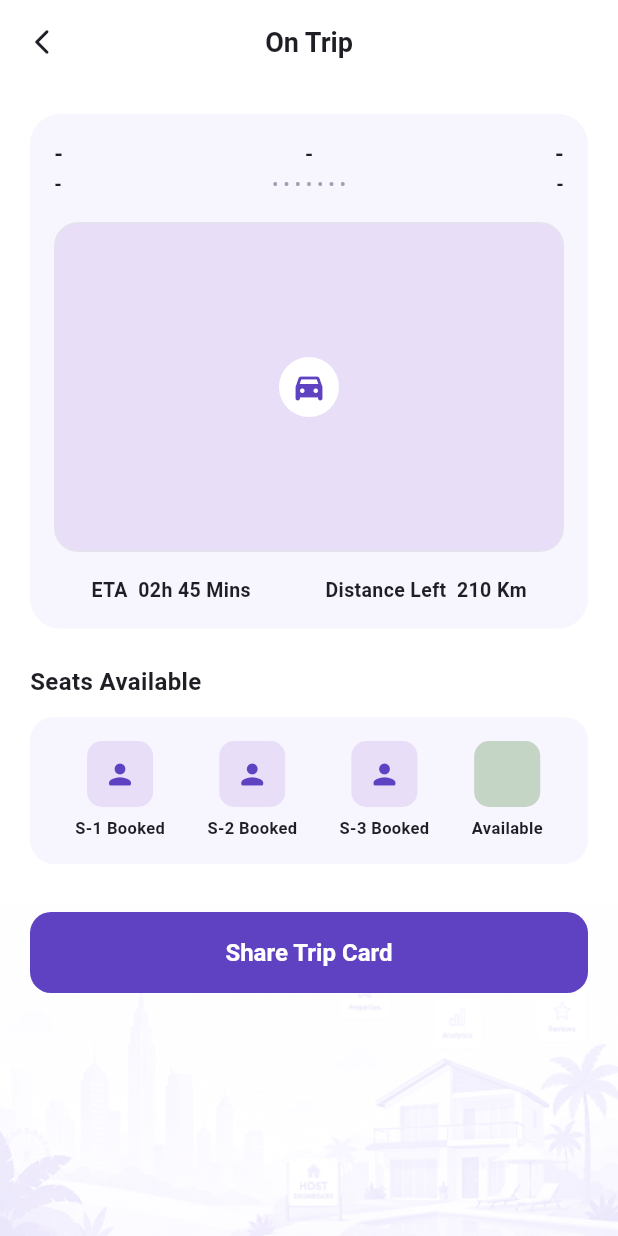
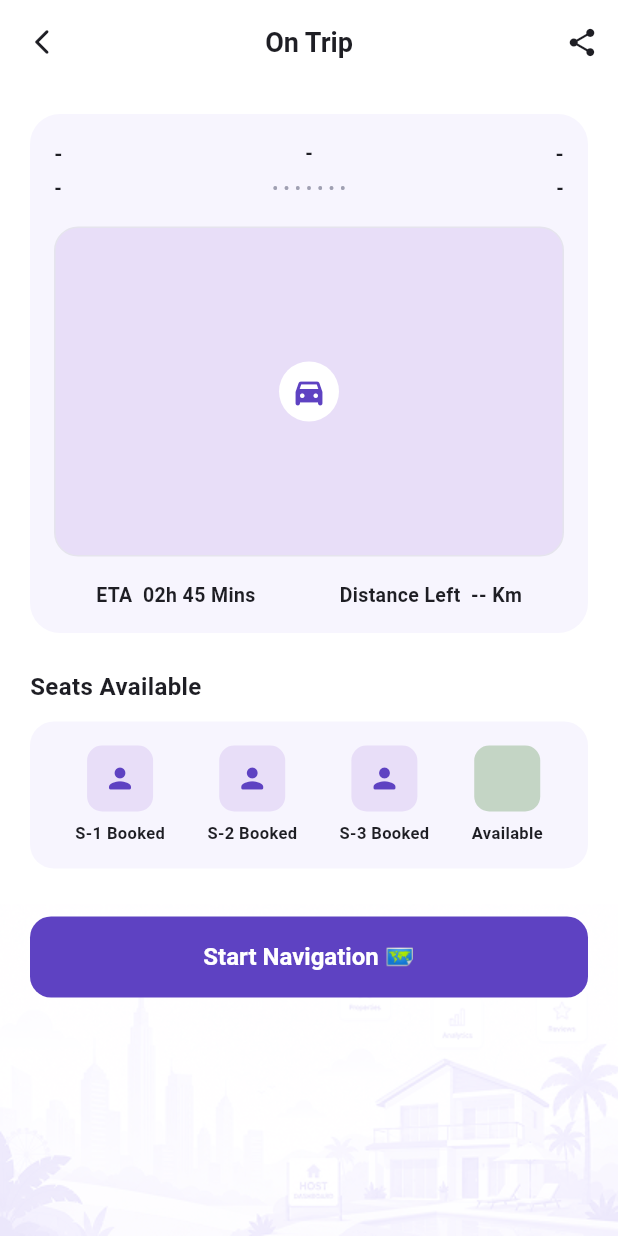
Before and after one commit to umaravuri/zaatra_app, a Flutter app: the DriverOnTripSeatsScreen screen opened directly, on a phone screen of 412 x 824 dp. Run offline on Flutter 3.47's test engine with Material 3 defaults, Android fonts, the phone set to English and light mode, and no system bars; our stand-ins replace file_picker, flutter_dotenv, geolocator, google_fonts, image_picker, shared_preferences and 1 more; missing offline and left inert: dart:js_interop; accounts and stored records are empty.

Commit message:
Integrate screen 91 into ride start navigation flow and add top-right share icon

```diff
--- a/lib/views/screens/driver/driver-main/driver_on_trip_seats_screen_91.dart
+++ b/lib/views/screens/driver/driver-main/driver_on_trip_seats_screen_91.dart
@@ -1,24 +1,109 @@
 import 'package:flutter/material.dart';
+import 'package:url_launcher/url_launcher.dart';
 import '../../../../core/constants/app_colors.dart';
+import '../../../../services/ride_service.dart';
 import '../../../widgets/custom_button.dart';
-import 'driver_live_next_pickup_screen_95.dart';
 import 'driver_trip_shared_screen_94.dart';
 
-class DriverOnTripSeatsScreen extends StatelessWidget {
+class DriverOnTripSeatsScreen extends StatefulWidget {
+  final String rideId;
   final String origin;
   final String destination;
   final String departureTime;
   final String arrivalTime;
   final String duration;
+  final int totalSeats;
+  final int bookedSeats;
+  final List<dynamic>? passengerList;
+  final List<dynamic>? routeTimeline;
 
   const DriverOnTripSeatsScreen({
     super.key,
+    this.rideId = '',
     this.origin = '-',
     this.destination = '-',
     this.departureTime = '-',
     this.arrivalTime = '-',
     this.duration = '-',
+    this.totalSeats = 4,
+    this.bookedSeats = 3,
+    this.passengerList,
+    this.routeTimeline,
   });
+
+  @override
+  State<DriverOnTripSeatsScreen> createState() => _DriverOnTripSeatsScreenState();
+}
+
+class _DriverOnTripSeatsScreenState extends State<DriverOnTripSeatsScreen> {
+  bool _hasStartedNavigation = false;
+  bool _isNavigating = false;
+
+  void _openShareTrip() {
+    Navigator.push(
+      context,
+      MaterialPageRoute(
+        builder: (context) => DriverTripSharedScreen(
+          stage: 'during_ride',
+          rideId: widget.rideId,
+          routeTimeline: widget.routeTimeline,
+          tripData: {
+            'origin': widget.origin != '-' ? widget.origin : null,
+            'destination': widget.destination != '-' ? widget.destination : null,
+            'time': widget.departureTime != '-' ? widget.departureTime : null,
+            'arrivalTime': widget.arrivalTime != '-' ? widget.arrivalTime : null,
+            'duration': widget.duration != '-' ? widget.duration : null,
+          },
+        ),
+      ),
+    );
+  }
+
+  Future<void> _launchNavigation() async {
+    setState(() => _isNavigating = true);
+
+    try {
+      // 1. Call backend startNavigation API if rideId available
+      if (widget.rideId.isNotEmpty) {
+        await RideService.startNavigation(
+          rideId: widget.rideId,
+          origin: widget.origin,
+          destination: widget.destination,
+        );
+      }
+    } catch (_) {}
+
+    // 2. Launch Google Maps navigation
+    final navIntentUrl = 'google.navigation:q=${Uri.encodeComponent(widget.destination)}&mode=d';
+    final webUrl = 'https://www.google.com/maps/dir/?api=1&origin=${Uri.encodeComponent(widget.origin)}&destination=${Uri.encodeComponent(widget.destination)}&travelmode=driving';
+
+    try {
+      final nativeUri = Uri.parse(navIntentUrl);
+      final webUri = Uri.parse(webUrl);
+
+      bool launched = false;
+      try {
+        launched = await launchUrl(nativeUri, mode: LaunchMode.externalApplication);
+      } catch (_) {}
+
+      if (!launched) {
+        await launchUrl(webUri, mode: LaunchMode.externalApplication);
+      }
+    } catch (e) {
+      if (mounted) {
+        ScaffoldMessenger.of(context).showSnackBar(
+          SnackBar(content: Text('Could not open Google Maps: $e')),
+        );
+      }
+    }
+
+    if (mounted) {
+      setState(() {
+        _isNavigating = false;
+        _hasStartedNavigation = true;
+      });
+    }
+  }
 
   @override
   Widget build(BuildContext context) {
@@ -34,6 +119,13 @@ class DriverOnTripSeatsScreen extends StatelessWidget {
           'On Trip',
           style: TextStyle(fontWeight: FontWeight.bold, color: AppColors.textPrimary),
         ),
+        actions: [
+          IconButton(
+            tooltip: 'Share Trip Card',
+            icon: const Icon(Icons.share_rounded, color: AppColors.textPrimary, size: 22),
+            onPressed: _openShareTrip,
+          ),
+        ],
         centerTitle: true,
         elevation: 0,
         backgroundColor: Colors.white,
@@ -73,17 +165,39 @@ class DriverOnTripSeatsScreen extends StatelessWidget {
                         Row(
                           mainAxisAlignment: MainAxisAlignment.spaceBetween,
                           children: [
-                        Text(origin, style: const TextStyle(fontSize: 15, fontWeight: FontWeight.bold, color: AppColors.textPrimary)),
-                        Text(duration, style: const TextStyle(fontSize: 14, fontWeight: FontWeight.bold, color: AppColors.textPrimary)),
-                        Text(destination, style: const TextStyle(fontSize: 15, fontWeight: FontWeight.bold, color: AppColors.textPrimary)),
+                            Expanded(
+                              child: Text(
+                                widget.origin,
+                                style: const TextStyle(fontSize: 14, fontWeight: FontWeight.bold, color: AppColors.textPrimary),
+                                maxLines: 1,
+                                overflow: TextOverflow.ellipsis,
+                              ),
+                            ),
+                            Padding(
+                              padding: const EdgeInsets.symmetric(horizontal: 8),
+                              child: Text(
+                                widget.duration,
+                                style: const TextStyle(fontSize: 13, fontWeight: FontWeight.bold, color: AppColors.textPrimary),
+                              ),
+                            ),
+                            Expanded(
+                              child: Text(
+                                widget.destination,
+                                textAlign: TextAlign.end,
+                                style: const TextStyle(fontSize: 14, fontWeight: FontWeight.bold, color: AppColors.textPrimary),
+                                maxLines: 1,
+                                overflow: TextOverflow.ellipsis,
+                              ),
+                            ),
                           ],
                         ),
+                        const SizedBox(height: 4),
                         Row(
                           mainAxisAlignment: MainAxisAlignment.spaceBetween,
                           children: [
-                        Text(departureTime, style: const TextStyle(fontSize: 13, color: AppColors.textPrimary, fontWeight: FontWeight.bold)),
+                            Text(widget.departureTime, style: const TextStyle(fontSize: 13, color: AppColors.textPrimary, fontWeight: FontWeight.bold)),
                             const Text('• • • • • • •', style: TextStyle(color: AppColors.textMuted, fontSize: 12)),
-                        Text(arrivalTime, style: const TextStyle(fontSize: 13, color: AppColors.textPrimary, fontWeight: FontWeight.bold)),
+                            Text(widget.arrivalTime, style: const TextStyle(fontSize: 13, color: AppColors.textPrimary, fontWeight: FontWeight.bold)),
                           ],
                         ),
 
@@ -109,12 +223,18 @@ class DriverOnTripSeatsScreen extends StatelessWidget {
 
                         const SizedBox(height: 16),
 
-                    // EAT & Distance Left Row matching 91.png
-                    const Row(
+                        // ETA & Distance Left Row matching 91.png
+                        Row(
                           mainAxisAlignment: MainAxisAlignment.spaceAround,
                           children: [
-                        Text('ETA  02h 45 Mins', style: TextStyle(fontSize: 13, fontWeight: FontWeight.bold, color: AppColors.textPrimary)),
-                        Text('Distance Left  210 Km', style: TextStyle(fontSize: 13, fontWeight: FontWeight.bold, color: AppColors.textPrimary)),
+                            Text(
+                              'ETA  ${widget.duration != '-' ? widget.duration : '02h 45 Mins'}',
+                              style: const TextStyle(fontSize: 13, fontWeight: FontWeight.bold, color: AppColors.textPrimary),
+                            ),
+                            const Text(
+                              'Distance Left  -- Km',
+                              style: TextStyle(fontSize: 13, fontWeight: FontWeight.bold, color: AppColors.textPrimary),
+                            ),
                           ],
                         ),
                       ],
@@ -138,36 +258,20 @@ class DriverOnTripSeatsScreen extends StatelessWidget {
                     ),
                     child: Row(
                       mainAxisAlignment: MainAxisAlignment.spaceAround,
-                  children: [
-                    _buildSeatBox('S-1 Booked', isBooked: true),
-                    _buildSeatBox('S-2 Booked', isBooked: true),
-                    _buildSeatBox('S-3 Booked', isBooked: true),
-                    _buildSeatBox('Available', isBooked: false),
-                  ],
+                      children: _buildSeatBoxes(),
                     ),
                   ),
 
                   const SizedBox(height: 32),
 
-              // Share Trip Card CTA Button matching 91.png
+                  // Start Navigation / Resume Navigation Button
                   CustomButton(
-                text: 'Share Trip Card',
-                onPressed: () {
-                  Navigator.push(
-                    context,
-                    MaterialPageRoute(
-                      builder: (context) => DriverTripSharedScreen(
-                        stage: 'during_ride',
-                        tripData: {
-                          'origin': origin != '-' ? origin : null,
-                          'destination': destination != '-' ? destination : null,
-                          'time': departureTime != '-' ? departureTime : null,
-                          'arrivalTime': arrivalTime != '-' ? arrivalTime : null,
-                        },
-                      ),
-                    ),
-                  );
-                },
+                    text: _isNavigating
+                        ? 'Launching Navigation...'
+                        : (_hasStartedNavigation ? 'Resume Navigation 🗺️' : 'Start Navigation 🗺️'),
+                    backgroundColor: _hasStartedNavigation ? const Color(0xFF0288D1) : AppColors.primary,
+                    textColor: Colors.white,
+                    onPressed: _isNavigating ? () {} : _launchNavigation,
                   ),
                 ],
               ),
@@ -176,6 +280,18 @@ class DriverOnTripSeatsScreen extends StatelessWidget {
         ),
       ),
     );
+  }
+
+  List<Widget> _buildSeatBoxes() {
+    final total = widget.totalSeats > 0 ? widget.totalSeats : 4;
+    final booked = widget.bookedSeats.clamp(0, total);
+    List<Widget> boxes = [];
+    for (int i = 1; i <= total; i++) {
+      final isBooked = i <= booked;
+      final label = isBooked ? 'S-$i Booked' : 'Available';
+      boxes.add(_buildSeatBox(label, isBooked: isBooked));
+    }
+    return boxes;
   }
 
   Widget _buildSeatBox(String label, {required bool isBooked}) {
```
Also changed, not shown: lib/views/screens/driver/driver-main/driver_ride_start_details_screen_88.dart (+29 -4 lines). Lines whose indentation alone changed are shown as unchanged.
